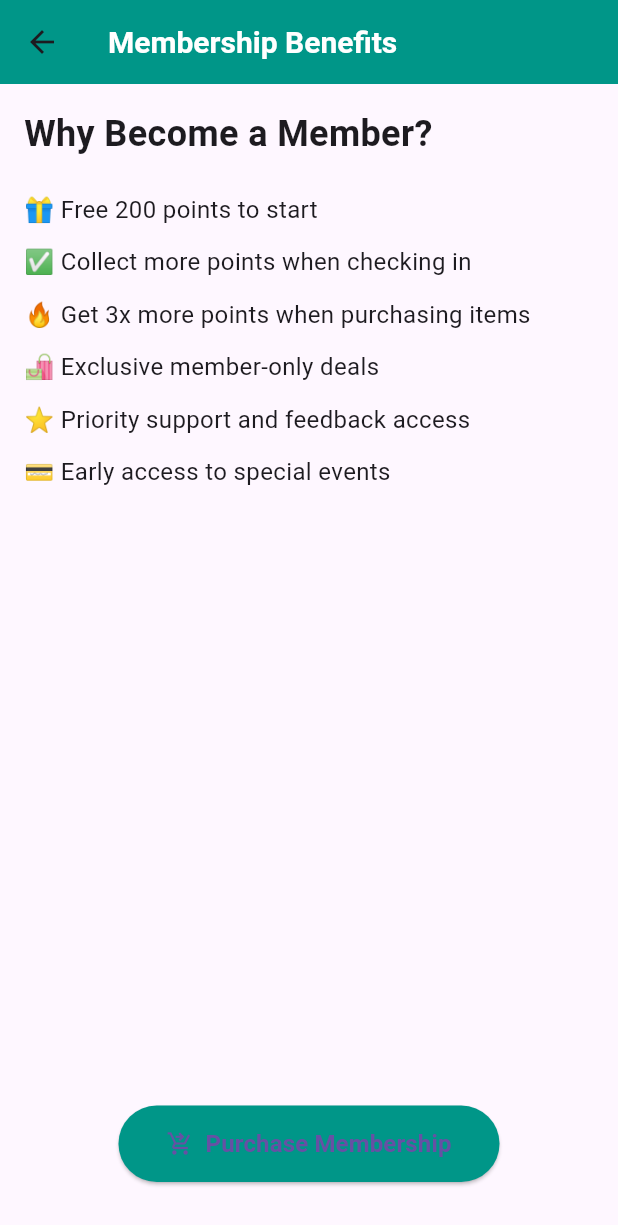
After one commit to teejiaan/flutter_um, a Flutter app: the PurchaseMembershipScreen screen opened directly, after a tap on "Purchase Membership", on a phone screen of 412 x 824 dp. The commit adds this screen. Shown: the top 1225 px of the screen. Run offline on Flutter 3.47's test engine with Material 3 defaults, Android fonts, the phone set to English and light mode, and no system bars; our stand-ins replace cloud_firestore, csv, firebase_auth, firebase_core, fl_chart, open_file and 1 more; accounts and stored records are empty.

Commit message:
Added the membership to cart and changing the backend

```diff
--- a/lib/screens/order_history_screen.dart
+++ b/lib/screens/order_history_screen.dart
@@ -33,6 +33,7 @@ class _OrderHistoryScreenState extends State<OrderHistoryScreen> {
         await FirebaseFirestore.instance
             .collection('OrderHistory')
             .where('UserId', isEqualTo: userId)
+            // .orderBy(['Date'], descending: true)
             .get();
 
     setState(() {
--- /dev/null
+++ b/lib/screens/purchase_membership_screen.dart
@@ -0,0 +1,115 @@
+import 'package:flutter/material.dart';
+import 'package:firebase_auth/firebase_auth.dart';
+import 'package:cloud_firestore/cloud_firestore.dart';
+import 'package:flutter_um/models/cart_item.dart';
+import 'package:flutter_um/providers/cart_provider.dart';
+import 'package:provider/provider.dart';
+
+class PurchaseMembershipScreen extends StatelessWidget {
+  const PurchaseMembershipScreen({super.key});
+
+  @override
+  Widget build(BuildContext context) {
+    final benefits = [
+      "🎁 Free 200 points to start",
+      "✅ Collect more points when checking in",
+      "🔥 Get 3x more points when purchasing items",
+      "🛍️ Exclusive member-only deals",
+      "⭐ Priority support and feedback access",
+      "💳 Early access to special events",
+    ];
+
+    return Scaffold(
+      appBar: AppBar(
+        title: const Text('Membership Benefits'),
+        backgroundColor: Colors.teal,
+        titleTextStyle: const TextStyle(
+          fontSize: 20,
+          fontWeight: FontWeight.bold,
+          color: Colors.white,
+        ),
+      ),
+      body: Padding(
+        padding: const EdgeInsets.all(16.0),
+        child: Column(
+          crossAxisAlignment: CrossAxisAlignment.start,
+          children: [
+            const Text(
+              'Why Become a Member?',
+              style: TextStyle(fontSize: 24, fontWeight: FontWeight.bold),
+            ),
+            const SizedBox(height: 16),
+            ...benefits.map(
+              (benefit) => Padding(
+                padding: const EdgeInsets.symmetric(vertical: 6),
+                child: Text(benefit, style: const TextStyle(fontSize: 16)),
+              ),
+            ),
+            const Spacer(),
+            Center(
+              child: ElevatedButton.icon(
+                style: ElevatedButton.styleFrom(
+                  backgroundColor: Colors.teal,
+                  padding: const EdgeInsets.symmetric(
+                    horizontal: 32,
+                    vertical: 14,
+                  ),
+                  shape: RoundedRectangleBorder(
+                    borderRadius: BorderRadius.circular(30),
+                  ),
+                ),
+                icon: const Icon(Icons.shopping_cart_checkout),
+                label: const Text(
+                  'Purchase Membership',
+                  style: TextStyle(fontSize: 16, fontWeight: FontWeight.bold),
+                ),
+                onPressed: () async {
+                  final userId = FirebaseAuth.instance.currentUser?.uid;
+                  if (userId == null) return;
+
+                  final userDoc =
+                      await FirebaseFirestore.instance
+                          .collection('user')
+                          .doc(userId)
+                          .get();
+                  final hasMembership = userDoc.data()?['membership'] ?? false;
+
+                  if (!hasMembership) {
+                    // Add membership to cart
+                    final membershipItem = CartItem(
+                      id: 'membership',
+                      name: 'Membership',
+                      imageUrl:
+                          'assets/membership.png', // Replace with your asset or URL
+                      price: 24.00,
+                      quantity: 1,
+                      size: 'Standard', // Optional if needed by your model
+                    );
+
+                    Provider.of<CartProvider>(
+                      context,
+                      listen: false,
+                    ).addToCart(membershipItem);
+
+                    ScaffoldMessenger.of(context).showSnackBar(
+                      const SnackBar(
+                        content: Text('Membership added to cart!'),
+                      ),
+                    );
+                  } else {
+                    ScaffoldMessenger.of(context).showSnackBar(
+                      const SnackBar(
+                        content: Text('You already have an active membership.'),
+                      ),
+                    );
+                  }
+                },
+              ),
+            ),
+            const SizedBox(height: 20),
+          ],
+        ),
+      ),
+    );
+  }
+}
```
Also changed, not shown: lib/screens/cart_screen.dart (+18 -4 lines), lib/screens/main_screen.dart (+41 -0 lines), lib/services/firebase_service.dart (+9 -0 lines).
